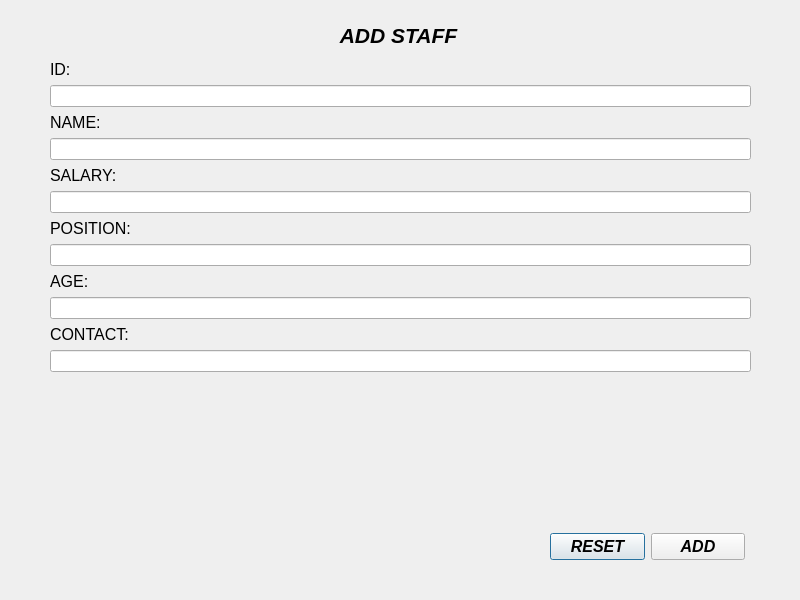
Old version of the form RMS_qt/addstaff.ui in the repository dev-pratik02/RMS.
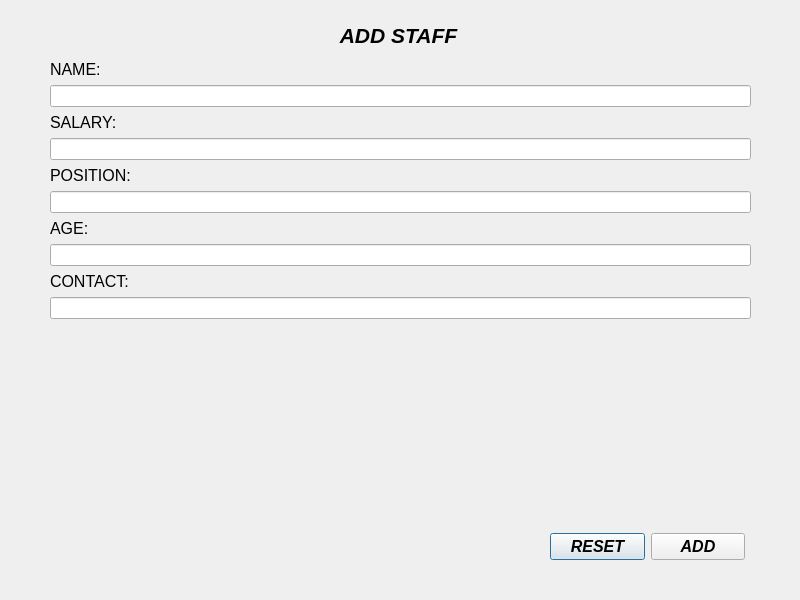
New version of the form.

```diff
--- a/RMS_qt/addstaff.ui
+++ b/RMS_qt/addstaff.ui
@@ -47,53 +47,10 @@
     </rect>
    </property>
    <layout class="QFormLayout" name="formLayout_2">
-    <item row="1" column="0" colspan="2">
-     <widget class="QLineEdit" name="input_id">
-      <property name="text">
-       <string/>
-      </property>
-     </widget>
-    </item>
-    <item row="5" column="0">
-     <widget class="QLabel" name="name">
-      <property name="font">
-       <font>
-        <family>Arial</family>
-        <pointsize>12</pointsize>
-       </font>
-      </property>
-      <property name="text">
-       <string>NAME:</string>
-      </property>
-      <property name="textFormat">
-       <enum>Qt::TextFormat::AutoText</enum>
-      </property>
-     </widget>
-    </item>
-    <item row="6" column="0" colspan="2">
-     <widget class="QLineEdit" name="input_name">
-      <property name="text">
-       <string/>
-      </property>
-     </widget>
-    </item>
-    <item row="9" column="0" colspan="2">
-     <widget class="QLabel" name="SALARY">
-      <property name="font">
-       <font>
-        <family>Arial</family>
-        <pointsize>12</pointsize>
-       </font>
-      </property>
-      <property name="text">
-       <string>SALARY:</string>
-      </property>
-     </widget>
-    </item>
-    <item row="10" column="0" colspan="2">
+    <item row="8" column="0" colspan="2">
      <widget class="QLineEdit" name="input_salary"/>
     </item>
-    <item row="13" column="0" colspan="2">
+    <item row="11" column="0" colspan="2">
      <widget class="QLabel" name="position">
       <property name="font">
        <font>
@@ -106,10 +63,10 @@
       </property>
      </widget>
     </item>
-    <item row="14" column="0" colspan="2">
+    <item row="12" column="0" colspan="2">
      <widget class="QLineEdit" name="input_position"/>
     </item>
-    <item row="17" column="0" colspan="2">
+    <item row="15" column="0" colspan="2">
      <widget class="QLabel" name="age">
       <property name="font">
        <font>
@@ -122,7 +79,10 @@
       </property>
      </widget>
     </item>
-    <item row="21" column="0" colspan="2">
+    <item row="16" column="0" colspan="2">
+     <widget class="QLineEdit" name="input_age"/>
+    </item>
+    <item row="19" column="0" colspan="2">
      <widget class="QLabel" name="contact">
       <property name="font">
        <font>
@@ -135,14 +95,27 @@
       </property>
      </widget>
     </item>
-    <item row="22" column="0" colspan="2">
+    <item row="20" column="0" colspan="2">
      <widget class="QLineEdit" name="input_contact"/>
     </item>
-    <item row="18" column="0" colspan="2">
-     <widget class="QLineEdit" name="input_age"/>
+    <item row="1" column="0">
+     <widget class="QLabel" name="name">
+      <property name="font">
+       <font>
+        <family>Arial</family>
+        <pointsize>12</pointsize>
+       </font>
+      </property>
+      <property name="text">
+       <string>NAME:</string>
+      </property>
+      <property name="textFormat">
+       <enum>Qt::TextFormat::AutoText</enum>
+      </property>
+     </widget>
     </item>
-    <item row="0" column="0">
-     <widget class="QLabel" name="id">
+    <item row="5" column="0">
+     <widget class="QLabel" name="SALARY">
       <property name="font">
        <font>
         <family>Arial</family>
@@ -150,7 +123,14 @@
        </font>
       </property>
       <property name="text">
-       <string>ID:</string>
+       <string>SALARY:</string>
+      </property>
+     </widget>
+    </item>
+    <item row="3" column="0" colspan="2">
+     <widget class="QLineEdit" name="input_name">
+      <property name="text">
+       <string/>
       </property>
      </widget>
     </item>
```
